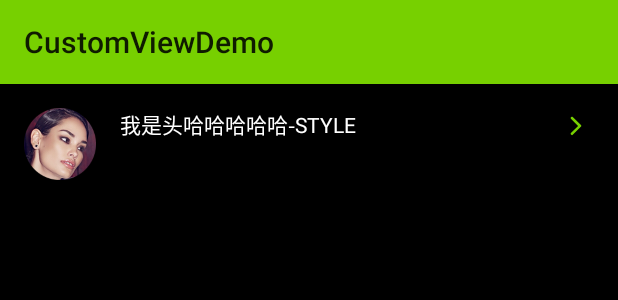
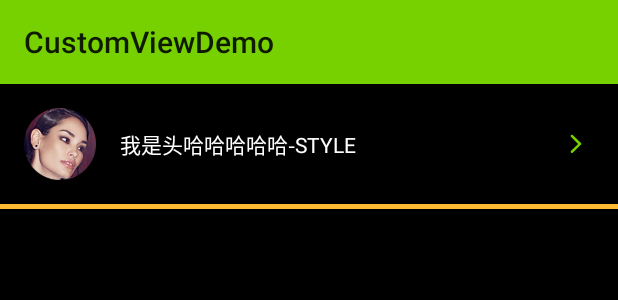
Before and after one commit to huruidong/CustomView, an Android app: the layout item_recyclerview.xml on its own in the app's theme, with its tools: preview values and no code run, on a phone screen of 412 x 824 dp. Shown: the top 300 px of the screen. Run offline under Robolectric (Android 15) with nearby library versions, the phone set to English and light mode, and no system bars.

Commit message:
优化侧滑recyclerview控件中左滑和右滑冲突的问题

```diff
--- a/app/src/main/java/com/example/customviewdemo/scrollbarRecyclerview/ScrollbarRecyclerDemo.java
+++ b/app/src/main/java/com/example/customviewdemo/scrollbarRecyclerview/ScrollbarRecyclerDemo.java
@@ -11,7 +11,7 @@ import java.util.ArrayList;
 
 public class ScrollbarRecyclerDemo extends BaseActivity {
 
-    SlideRecyclerView recyclerView;
+    ScrollbarRecyclerView recyclerView;
 
     private ArrayList<String> mDatas;
     private String[]          mMovieStrings = {"星球大战系列", "异次元骇客（第十三层）", "超人", "终结者（1、2）", "12猴子", "黑客帝国系列", "移魂都市（黑暗城市）", "超时空接触", "千钧一发", "2001漫游太空", "肖申克的救赎", "教父", "美国往事", "天堂电影院", "无主之城", "活着", "阿甘正传", "勇敢的心", "楚门的世界", "音乐之声", "辛德勒的名单", "星球大战系列", "异次元骇客（第十三层）", "超人", "终结者（1、2）", "12猴子", "黑客帝国系列", "移魂都市（黑暗城市）"};
--- a/app/src/main/res/layout/item_recyclerview.xml
+++ b/app/src/main/res/layout/item_recyclerview.xml
@@ -1,18 +1,32 @@
 <?xml version="1.0" encoding="utf-8"?>
-<LinearLayout xmlns:android="http://schemas.android.com/apk/res/android"
+
+<com.example.customviewdemo.slideLayout.SlideLayout xmlns:android="http://schemas.android.com/apk/res/android"
+    android:layout_width="match_parent"
+    android:layout_height="wrap_content">
+
+    <TextView
+        android:layout_width="@dimen/dp_100"
+        android:layout_height="match_parent"
+        android:background="@android:color/holo_red_light"
+        android:gravity="center"
+        android:text="删除"
+        android:textColor="@android:color/white" />
+
+    <LinearLayout
         android:id="@+id/root"
         android:layout_width="match_parent"
         android:layout_height="wrap_content"
+        android:background="@android:color/black"
         android:descendantFocusability="blocksDescendants"
         android:gravity="center_vertical"
-    android:orientation="horizontal"
-    android:paddingTop="16dp"
-    android:paddingBottom="16dp">
+        android:orientation="vertical"
+        android:paddingTop="16dp">
 
         <LinearLayout
             android:layout_width="match_parent"
             android:layout_height="wrap_content"
-        android:orientation="horizontal">
+            android:orientation="horizontal"
+            android:gravity="center_vertical">
 
             <ImageView
                 android:id="@+id/headicon"
@@ -46,12 +60,11 @@
                 android:src="@drawable/arrow_right" />
         </LinearLayout>
 
-    <TextView
-        android:layout_width="@dimen/dp_100"
-        android:gravity="center"
-        android:layout_height="wrap_content"
-        android:textColor="@android:color/white"
-        android:background="@android:color/holo_orange_light"
-        android:text="删除"/>
+        <View
+            android:layout_width="match_parent"
+            android:layout_height="@dimen/dp_3"
+            android:layout_marginTop="@dimen/dp_16"
+            android:background="@android:color/holo_orange_light"/>
 
     </LinearLayout>
+</com.example.customviewdemo.slideLayout.SlideLayout>
--- a/app/src/main/res/layout/scrollbar_recyclerview_activity.xml
+++ b/app/src/main/res/layout/scrollbar_recyclerview_activity.xml
@@ -3,7 +3,7 @@
     android:layout_width="match_parent"
     android:layout_height="wrap_content">
 
-    <com.example.customviewdemo.scrollbarRecyclerview.SlideRecyclerView
+    <com.example.customviewdemo.scrollbarRecyclerview.ScrollbarRecyclerView
         android:id="@+id/list"
         android:layout_width="match_parent"
         android:layout_height="match_parent"/>
```
Also changed, not shown: app/src/main/java/com/example/customviewdemo/scrollbarRecyclerview/CustomItemTouchCallback.java (+6 -2 lines), app/src/main/java/com/example/customviewdemo/slideLayout/SlideLayout.java (+14 -10 lines), 1 other file. Lines whose indentation alone changed are shown as unchanged.
